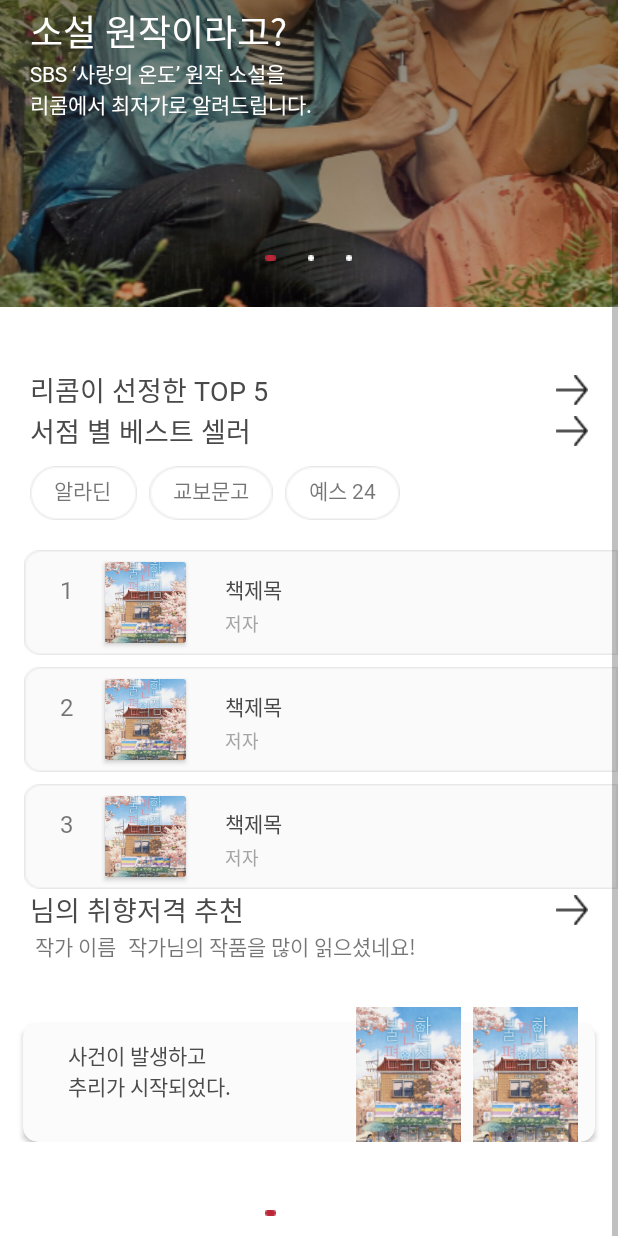
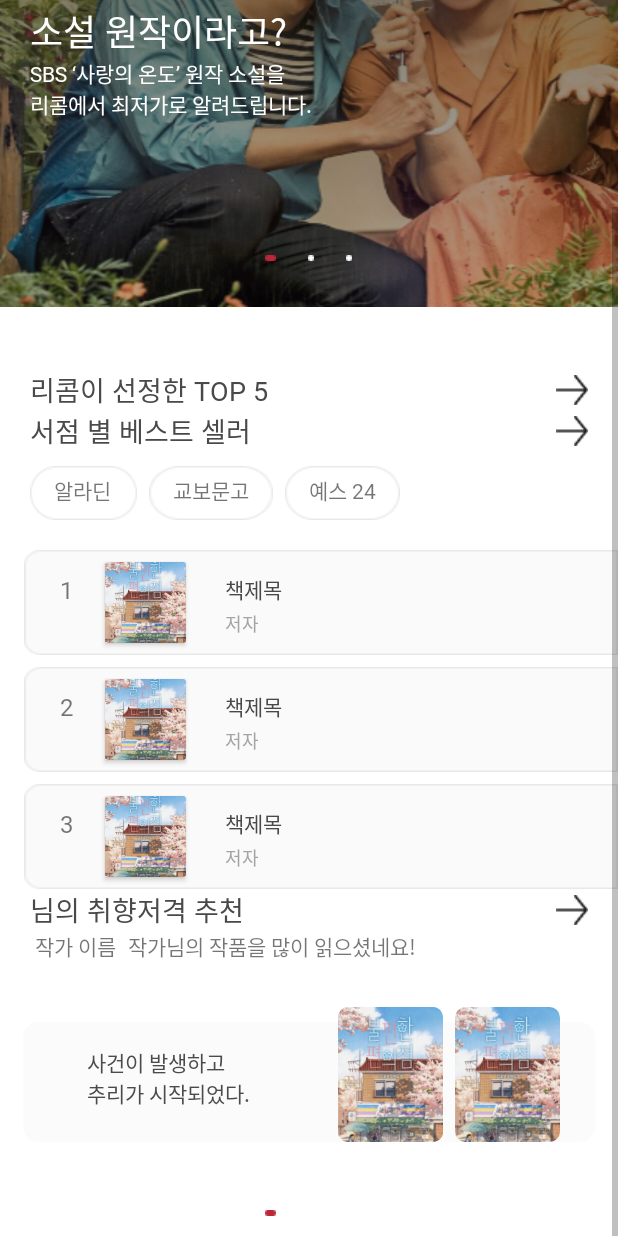
Before and after one commit to seungchae1/ReComm, an Android app: the screen it shows after launch (MainActivity), scrolled down 165 dp, on a phone screen of 412 x 824 dp. Run offline under Robolectric (Android 15) with nearby library versions, the phone set to English and light mode, and no system bars.

Commit message:
#10 card view radius 적용 해결

```diff
--- a/app/src/main/res/layout/viewpager2_item.xml
+++ b/app/src/main/res/layout/viewpager2_item.xml
@@ -5,13 +5,8 @@
     android:layout_height="match_parent"
     android:contentDescription="@string/app_name">
 
-    <LinearLayout
-        android:id="@+id/cardView2"
-        android:layout_width="match_parent"
-        android:layout_height="wrap_content"
-        app:layout_constraintTop_toTopOf="parent">
-
         <androidx.cardview.widget.CardView
+            android:id="@+id/cardView2"
             android:layout_width="match_parent"
             android:layout_height="80dp"
             android:layout_marginLeft="15dp"
@@ -19,10 +14,11 @@
             android:layout_marginRight="15dp"
             android:backgroundTint="#FBFBFB"
             app:cardCornerRadius="10dp"
+            app:cardElevation="0dp"
             app:layout_constraintEnd_toEndOf="parent"
             app:layout_constraintStart_toStartOf="parent"
             app:layout_constraintTop_toTopOf="parent"></androidx.cardview.widget.CardView>
-    </LinearLayout>
+
 
     <LinearLayout
         android:id="@+id/textlin"
@@ -68,8 +64,8 @@
             android:layout_width="70dp"
             android:layout_height="90dp"
             android:layout_marginRight="8dp"
-            app:cardCornerRadius="20dp"
-            android:outlineProvider="none"
+            app:cardCornerRadius="7dp"
+            app:cardElevation="0dp"
             android:backgroundTint="@android:color/transparent">
 
             <ImageView
@@ -85,9 +81,9 @@
         <androidx.cardview.widget.CardView
             android:layout_width="70dp"
             android:layout_height="90dp"
-            app:cardCornerRadius="20dp"
-            android:backgroundTint="@android:color/transparent"
-            android:outlineProvider="none">
+            app:cardCornerRadius="7dp"
+            app:cardElevation="0dp"
+            android:backgroundTint="@android:color/transparent">
 
             <ImageView
                 android:id="@+id/img2"
```
